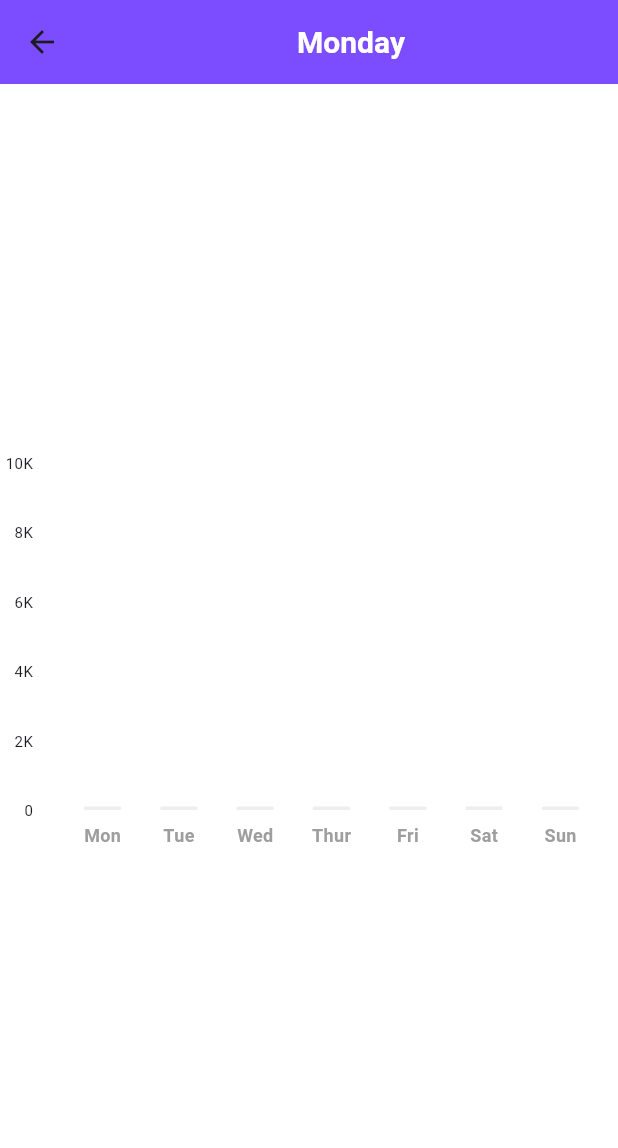
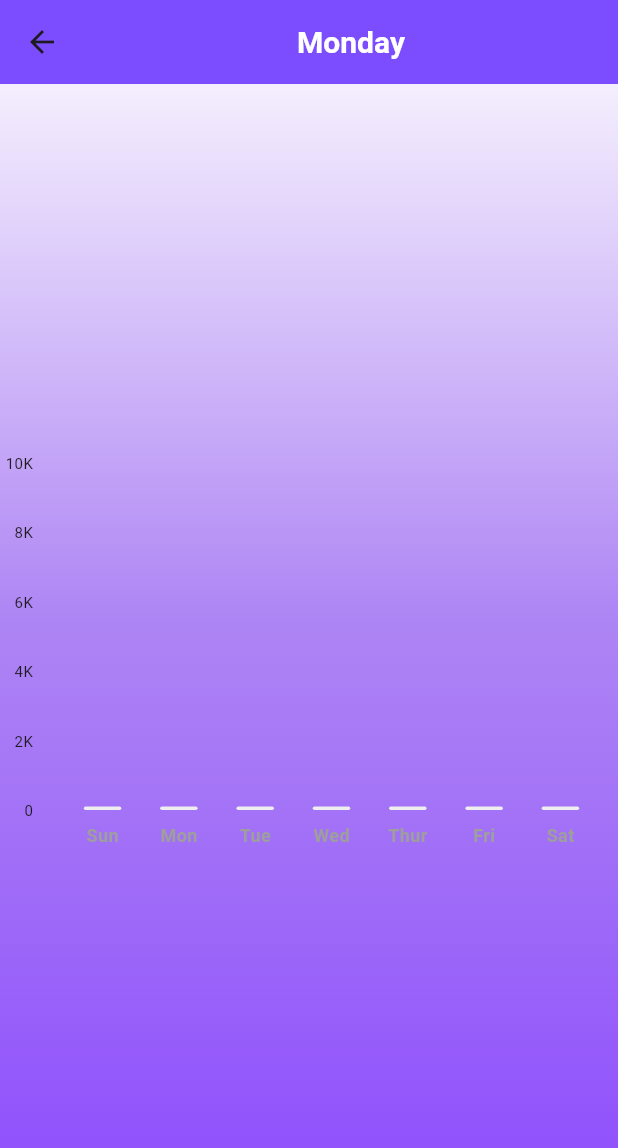
Before and after one commit to jakubzawada/this_is_your_training, a Flutter app: the StepCounterScreen screen opened directly, swiped to page 2, on a phone screen of 412 x 824 dp. Shown: the top 1148 px of the screen. Run offline on Flutter 3.47's test engine with Material 3 defaults, Android fonts, the phone set to English and light mode, and no system bars; drawn by our look-alikes of fl_chart; our stand-ins replace bloc, cloud_firestore, curved_navigation_bar, firebase_auth, firebase_core, firebase_storage and 11 more; missing offline and left inert: flutter_facebook_auth, flutter_icon_shadow; accounts and stored records are empty; statements that could not run were skipped.

Commit message:
Fix Bargraph errors

```diff
--- a/lib/app/features/home/home_page.dart
+++ b/lib/app/features/home/home_page.dart
@@ -1,7 +1,7 @@
 import 'package:curved_navigation_bar/curved_navigation_bar.dart';
 import 'package:firebase_auth/firebase_auth.dart';
 import 'package:flutter/material.dart';
-import 'package:this_is_your_training/app/features/home/views/step%20counter%20page/step_counter_page.dart';
+import 'package:this_is_your_training/app/features/home/views/step_counter_page.dart';
 import 'package:this_is_your_training/app/features/home/views/forum_page_content.dart';
 import 'package:this_is_your_training/app/features/home/views/my_account_page_content.dart';
 import 'package:this_is_your_training/app/features/home/views/training_page_content.dart';
--- a/lib/app/features/home/views/step counter page/cubit/step_counter_cubit.dart
+++ b/lib/app/features/home/views/cubit/step_counter_cubit.dart
@@ -19,12 +19,12 @@ class StepCounterCubit extends Cubit<StepCounterState> {
             stepCount: '0',
             caloriesBurned: '0',
             distanceTraveled: '0',
+            goalSteps: 6000,
           ),
         );
 
   void setGoalSteps(int newGoal) {
-    goalSteps = newGoal;
-    emit(state.copyWith());
+    emit(state.copyWith(goalSteps: newGoal));
   }
 
   Future<void> resetStepCount() async {
@@ -79,7 +79,7 @@ class StepCounterCubit extends Cubit<StepCounterState> {
   Future<List<double>> loadWeeklySummaryFromFirebase() async {
     final userId = FirebaseAuth.instance.currentUser?.uid;
     final now = DateTime.now();
-    final startOfWeek = now.subtract(Duration(days: now.weekday - 1));
+    final startOfWeek = now.subtract(Duration(days: now.weekday - 0));
     final endOfWeek = startOfWeek.add(const Duration(days: 6));
 
     QuerySnapshot querySnapshot = await FirebaseFirestore.instance
--- a/lib/app/features/home/views/step counter page/cubit/step_counter_state.dart
+++ b/lib/app/features/home/views/cubit/step_counter_state.dart
@@ -5,12 +5,14 @@ class StepCounterState {
   final String stepCount;
   final String caloriesBurned;
   final String distanceTraveled;
+  final int goalSteps;
 
   StepCounterState({
     required this.steps,
     required this.stepCount,
     required this.caloriesBurned,
     required this.distanceTraveled,
+    required this.goalSteps,
   });
 
   StepCounterState copyWith({
@@ -18,12 +20,14 @@ class StepCounterState {
     String? stepCount,
     String? caloriesBurned,
     String? distanceTraveled,
+    int? goalSteps,
   }) {
     return StepCounterState(
       steps: steps ?? this.steps,
       stepCount: stepCount ?? this.stepCount,
       caloriesBurned: caloriesBurned ?? this.caloriesBurned,
       distanceTraveled: distanceTraveled ?? this.distanceTraveled,
+      goalSteps: goalSteps ?? this.goalSteps,
     );
   }
 }
--- a/lib/app/features/home/views/step counter page/step_counter_page.dart
+++ b/lib/app/features/home/views/step_counter_page.dart
@@ -1,10 +1,10 @@
 import 'package:flutter/material.dart';
 import 'package:flutter_bloc/flutter_bloc.dart';
 import 'package:flutter_icon_shadow/flutter_icon_shadow.dart';
-import 'package:intl/intl.dart';
 import 'package:percent_indicator/circular_percent_indicator.dart';
-import 'package:this_is_your_training/app/features/home/views/step%20counter%20page/cubit/step_counter_cubit.dart';
-import 'package:this_is_your_training/components/bar%20graph/bar_graph.dart';
+import 'package:this_is_your_training/app/features/home/views/cubit/step_counter_cubit.dart';
+import 'package:this_is_your_training/app/features/widgets/step_counter_page/dynamic_day_of_week.dart';
+import 'package:this_is_your_training/app/features/widgets/step_counter_page/step_chart_page.dart';
 
 class StepCounterScreen extends StatelessWidget {
   const StepCounterScreen({Key? key}) : super(key: key);
@@ -23,7 +23,7 @@ class StepCounterScreen extends StatelessWidget {
             physics: const BouncingScrollPhysics(),
             children: const [
               FirstScreen(),
-              SecondScreen(),
+              StepChartPage(),
             ],
           );
         },
@@ -54,7 +54,7 @@ class FirstScreen extends StatelessWidget {
       child: Center(
         child: BlocBuilder<StepCounterCubit, StepCounterState>(
           builder: (context, state) {
-            int goalSteps = 6000;
+            int goalSteps = state.goalSteps;
             double progress =
                 (int.parse(state.stepCount) / goalSteps).clamp(0.0, 1.0);
 
@@ -80,9 +80,9 @@ class FirstScreen extends StatelessWidget {
                     Column(
                       mainAxisAlignment: MainAxisAlignment.center,
                       children: [
-                        const Text(
-                          'Goal: 6000',
-                          style: TextStyle(
+                        Text(
+                          'Goal: ${state.goalSteps}',
+                          style: const TextStyle(
                             fontSize: 20.0,
                             color: Colors.white,
                             fontWeight: FontWeight.bold,
@@ -226,7 +226,7 @@ class FirstScreen extends StatelessWidget {
                                 ),
                               ),
                               onPressed: () {
-                                _showSetGoalModal(context);
+                                showSetGoalModel(context);
                               },
                               child: const Text(
                                 'Ustaw Cel',
@@ -251,19 +251,20 @@ class FirstScreen extends StatelessWidget {
   }
 }
 
-void _showSetGoalModal(BuildContext context) {
+void showSetGoalModel(BuildContext context) {
   showModalBottomSheet(
     context: context,
     builder: (context) {
-      // Tutaj możesz dostosować zawartość półeczkowego ekranu
+      return BlocBuilder<StepCounterCubit, StepCounterState>(
+        builder: (context, state) {
           return Container(
             width: double.infinity,
-        padding: EdgeInsets.all(16),
+            padding: const EdgeInsets.all(16),
             child: Column(
               crossAxisAlignment: CrossAxisAlignment.start,
               mainAxisSize: MainAxisSize.min,
               children: [
-            Text(
+                const Text(
                   'Wybierz nowy cel kroków:',
                   style: TextStyle(
                     fontSize: 18,
@@ -271,11 +272,12 @@ void _showSetGoalModal(BuildContext context) {
                   ),
                 ),
                 const SizedBox(height: 16),
-            // DropdownButton do wybierania celu
                 DropdownButton<int>(
-              value: context.read<StepCounterCubit>().goalSteps,
+                  value: state.goalSteps,
                   onChanged: (newValue) {
-                context.read<StepCounterCubit>().setGoalSteps(newValue ?? 0);
+                    context
+                        .read<StepCounterCubit>()
+                        .setGoalSteps(newValue ?? 0);
                   },
                   items: [5000, 6000, 7000, 8000, 9000, 10000]
                       .map((value) => DropdownMenuItem<int>(
@@ -296,59 +298,6 @@ void _showSetGoalModal(BuildContext context) {
           );
         },
       );
-}
-
-class SecondScreen extends StatelessWidget {
-  const SecondScreen({super.key});
-
-  @override
-  Widget build(BuildContext context) {
-    return FutureBuilder(
-      future: context.read<StepCounterCubit>().loadWeeklySummaryFromFirebase(),
-      builder: (context, snapshot) {
-        if (snapshot.connectionState == ConnectionState.waiting) {
-          return const CircularProgressIndicator();
-        } else if (snapshot.hasError) {
-          return Text('Wystąpił błąd: ${snapshot.error}');
-        } else {
-          List<double> weeklySummary = snapshot.data as List<double>;
-
-          return Container(
-            color: Colors.white,
-            child: Center(
-              child: SizedBox(
-                height: 300,
-                child: MyBarGraph(
-                  weeklySummary: weeklySummary,
-                ),
-              ),
-            ),
-          );
-        }
     },
   );
 }
-}
-
-class DynamicDayOfWeek extends StatelessWidget {
-  const DynamicDayOfWeek({super.key});
-
-  @override
-  Widget build(BuildContext context) {
-    final DateTime now = DateTime.now();
-    final String dayOfWeek =
-        DateFormat('EEEE', Localizations.localeOf(context).toString())
-            .format(now);
-
-    return Center(
-      child: Text(
-        dayOfWeek,
-        style: const TextStyle(
-          color: Colors.white,
-          fontSize: 20.0,
-          fontWeight: FontWeight.w600,
-        ),
-      ),
-    );
-  }
-}
--- /dev/null
+++ b/lib/app/features/widgets/step_counter_page/dynamic_day_of_week.dart
@@ -0,0 +1,25 @@
+import 'package:flutter/material.dart';
+import 'package:intl/intl.dart';
+
+class DynamicDayOfWeek extends StatelessWidget {
+  const DynamicDayOfWeek({super.key});
+
+  @override
+  Widget build(BuildContext context) {
+    final DateTime now = DateTime.now();
+    final String dayOfWeek =
+        DateFormat('EEEE', Localizations.localeOf(context).toString())
+            .format(now);
+
+    return Center(
+      child: Text(
+        dayOfWeek,
+        style: const TextStyle(
+          color: Colors.white,
+          fontSize: 20.0,
+          fontWeight: FontWeight.w600,
+        ),
+      ),
+    );
+  }
+}
--- /dev/null
+++ b/lib/app/features/widgets/step_counter_page/step_chart_page.dart
@@ -0,0 +1,48 @@
+import 'package:flutter/material.dart';
+import 'package:flutter_bloc/flutter_bloc.dart';
+import 'package:this_is_your_training/app/features/home/views/cubit/step_counter_cubit.dart';
+import 'package:this_is_your_training/components/bar%20graph/bar_graph.dart';
+
+class StepChartPage extends StatelessWidget {
+  const StepChartPage({super.key});
+
+  @override
+  Widget build(BuildContext context) {
+    return FutureBuilder(
+      future: context.read<StepCounterCubit>().loadWeeklySummaryFromFirebase(),
+      builder: (context, snapshot) {
+        if (snapshot.connectionState == ConnectionState.waiting) {
+          return const CircularProgressIndicator();
+        } else if (snapshot.hasError) {
+          return Text('Wystąpił błąd: ${snapshot.error}');
+        } else {
+          List<double> weeklySummary = snapshot.data as List<double>;
+
+          return Container(
+            width: double.infinity,
+            height: double.infinity,
+            decoration: const BoxDecoration(
+              gradient: LinearGradient(
+                begin: Alignment.bottomCenter,
+                end: Alignment.topCenter,
+                colors: [
+                  Color.fromARGB(255, 140, 74, 253),
+                  Color.fromARGB(255, 174, 133, 244),
+                  Colors.white,
+                ],
+              ),
+            ),
+            child: Center(
+              child: SizedBox(
+                height: 300,
+                child: MyBarGraph(
+                  weeklySummary: weeklySummary,
+                ),
+              ),
+            ),
+          );
+        }
+      },
+    );
+  }
+}
--- a/lib/components/bar graph/bar_graph.dart
+++ b/lib/components/bar graph/bar_graph.dart
@@ -12,13 +12,13 @@ class MyBarGraph extends StatelessWidget {
   @override
   Widget build(BuildContext context) {
     BarData myBarData = BarData(
-      sunAmount: weeklySummary[0],
-      monAmount: weeklySummary[1],
-      tueAmount: weeklySummary[2],
-      wedAmount: weeklySummary[3],
-      thurAmount: weeklySummary[4],
-      friAmount: weeklySummary[5],
-      satAmount: weeklySummary[6],
+      monAmount: weeklySummary[0],
+      tueAmount: weeklySummary[1],
+      wedAmount: weeklySummary[2],
+      thurAmount: weeklySummary[3],
+      friAmount: weeklySummary[4],
+      satAmount: weeklySummary[5],
+      sunAmount: weeklySummary[6],
     );
     myBarData.initializeBarData();
 
@@ -92,25 +92,25 @@ Widget getBottomTitles(double value, TitleMeta meta) {
   Widget text;
   switch (value.toInt()) {
     case 0:
+      text = const Text('Sun', style: style);
+      break;
+    case 1:
       text = const Text('Mon', style: style);
       break;
-    case 1:
+    case 2:
       text = const Text('Tue', style: style);
       break;
-    case 2:
+    case 3:
       text = const Text('Wed', style: style);
       break;
-    case 3:
+    case 4:
       text = const Text('Thur', style: style);
       break;
-    case 4:
+    case 5:
       text = const Text('Fri', style: style);
       break;
-    case 5:
+    case 6:
       text = const Text('Sat', style: style);
-      break;
-    case 6:
-      text = const Text('Sun', style: style);
       break;
     default:
       text = const Text('', style: style);
--- a/lib/main.dart
+++ b/lib/main.dart
@@ -2,7 +2,7 @@ import 'package:flutter/material.dart';
 import 'package:firebase_core/firebase_core.dart';
 import 'package:flutter_bloc/flutter_bloc.dart';
 import 'package:this_is_your_training/app/app.dart';
-import 'package:this_is_your_training/app/features/home/views/step%20counter%20page/cubit/step_counter_cubit.dart';
+import 'package:this_is_your_training/app/features/home/views/cubit/step_counter_cubit.dart';
 import 'package:this_is_your_training/app/injection_container.dart';
 import 'firebase_options.dart';
 import 'package:permission_handler/permission_handler.dart';
```
Lines whose indentation alone changed are shown as unchanged.
